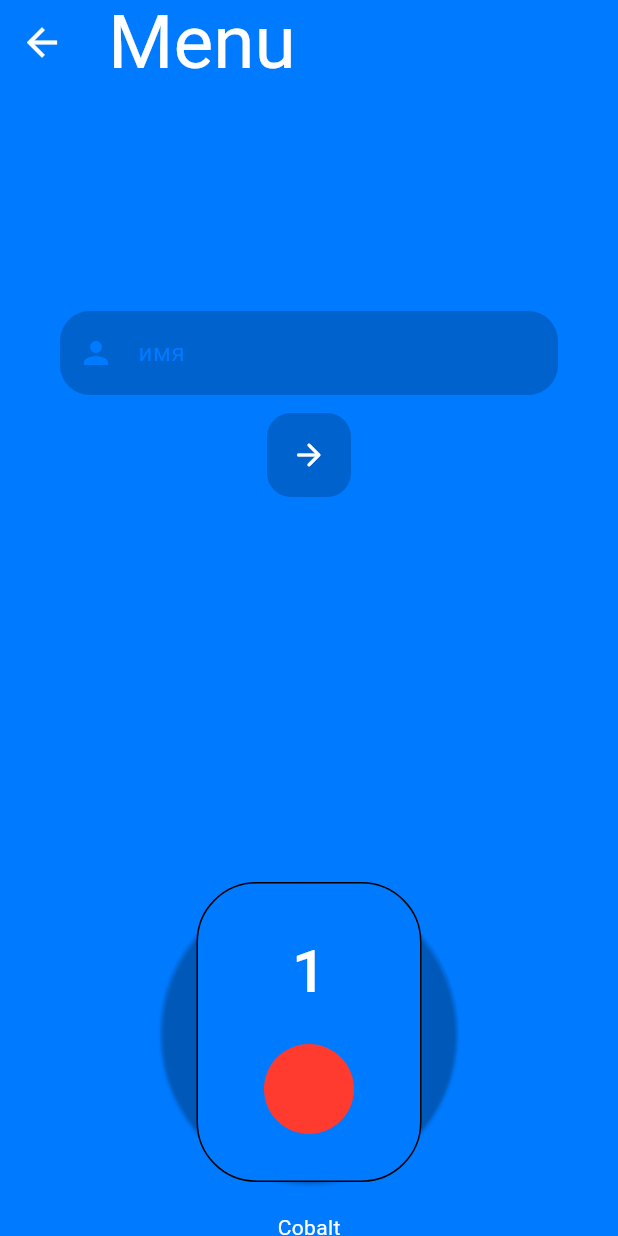
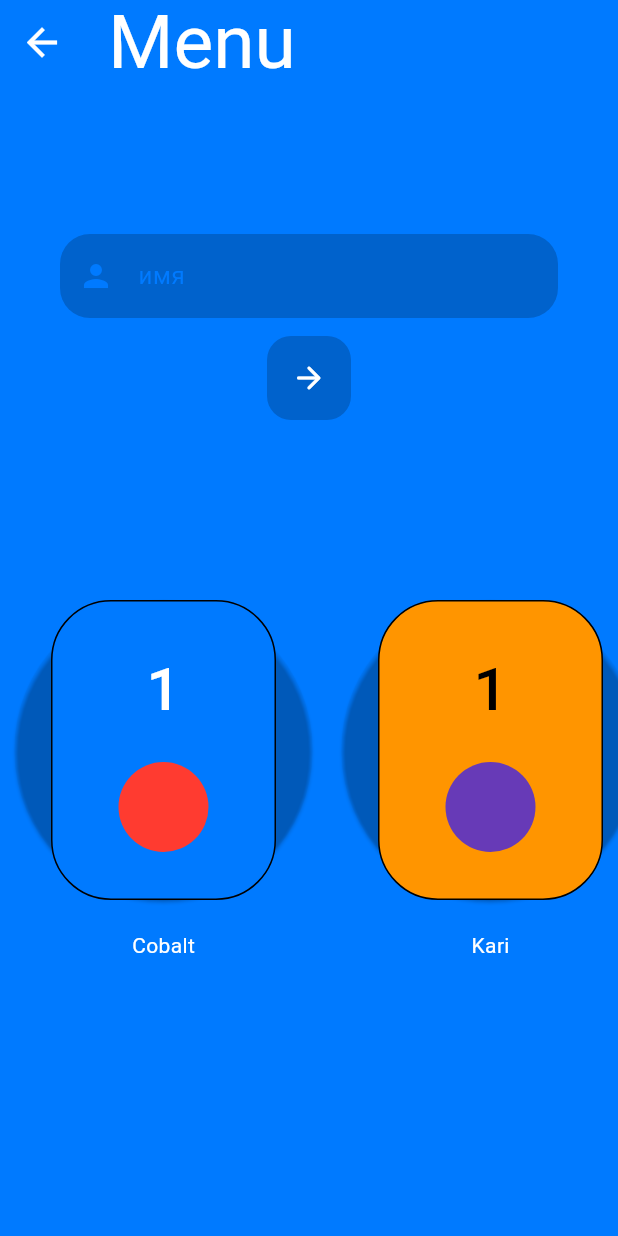
Before and after one commit to artemki2077/popit_new, a Flutter app: the screen it shows after launch, after a tap on the "menu" icon, on a phone screen of 412 x 824 dp. Run offline on Flutter 3.47's test engine with Material 3 defaults, Android fonts, the light colour scheme and no system bars; our stand-ins replace shared_preferences; accounts and stored records are empty.

Commit message:
add table in menu

```diff
--- a/lib/global.dart
+++ b/lib/global.dart
@@ -24,5 +24,6 @@ late int score;
 User? user;
 String? selectedThem = "Cobalt";
 Map thems = {
-  "Cobalt": {"text": CupertinoColors.white, "bg": CupertinoColors.link, "btn": CupertinoColors.destructiveRed, 'add': Colors.black}
+  "Cobalt": {"text": CupertinoColors.white, "bg": CupertinoColors.link,         "btn": CupertinoColors.destructiveRed, 'add': Colors.black},
+  "Kari":   {"text": CupertinoColors.black, "bg": CupertinoColors.systemOrange, "btn": Colors.deepPurple,              "add": Colors.deepPurple}
 };
--- a/lib/main.dart
+++ b/lib/main.dart
@@ -10,6 +10,7 @@ Future<void> main() async {
   global.prefs = await SharedPreferences.getInstance();
   global.selectedThem = global.prefs.getString('selectedThem');
   global.score = global.prefs.getInt('score') ?? 0;
+  global.prefs.clear();
 
 
   runApp(const MyApp());
@@ -79,7 +80,9 @@ class _MainPageState extends State<MainPage> {
                                 MaterialPageRoute(
                                     builder: (context) => const Menu()),
                               );
-                  HapticFeedback.lightImpact();
+                  setState(() {
+
+                  });
                 },
                 icon: Padding(
                   padding: const EdgeInsets.only(right: 10, bottom: 50),
--- a/lib/menu.dart
+++ b/lib/menu.dart
@@ -1,6 +1,5 @@
 import 'package:flutter/material.dart';
 import 'global.dart' as global;
-import 'package:flutter/services.dart';
 import 'online.dart';
 import 'themes.dart';
 
@@ -33,11 +32,12 @@ class _MenuState extends State<Menu> {
               fontSize: 50, color: global.thems[global.selectedThem]['text']),
         ),
       ),
-      body: const Center(
-        child: Column(children: [
-          Online(),
-          Spacer(),
-          Thems(),
+      body: Center(
+        child: ListView(
+          children: [
+            const Online(),
+            // const Spacer(),
+            Thems(stater: setState),
         ]),
       ),
     );
--- a/lib/models/User.dart
+++ b/lib/models/User.dart
@@ -25,4 +25,9 @@ class User{
       "score": score
     };
   }
+
+  @override
+  String toString() {
+    return 'User(id=$id, name=$name, score=$score)';
+  }
 }
--- a/lib/online.dart
+++ b/lib/online.dart
@@ -19,10 +19,16 @@ class _OnlineState extends State<Online> {
   String? state = '';
   bool? isValidForm;
   late String name;
-  late List<User> users;
+  List<User>? users;
 
-  Future<bool?> registration(String name) async {
-    print('start');
+  List leaderTextStyles = const [
+   TextStyle(color: Colors.yellow, fontWeight: FontWeight.w600),
+   TextStyle(color: Colors.grey, fontWeight: FontWeight.w600),
+   TextStyle(color: Colors.amber, fontWeight: FontWeight.w600),
+  ];
+
+  Future<void> registration(String name) async {
+    try{
       http.Response response = await http.get(Uri.https(
       'script.google.com',
       '/macros/s/AKfycbxC9XgKgEi-hlv59HZxmdXO1VwK2054wauOFuQMSi7wYylewjjenFxJ9gCdM_8TPHAG/exec',
@@ -35,20 +41,62 @@ class _OnlineState extends State<Online> {
     if (response.statusCode == 200) {
       String source = const Utf8Decoder().convert(response.bodyBytes);
       Map<String, dynamic> data = jsonDecode(source);
+      print(data);
       setState(() {
         global.prefs.setInt('id', data['id']);
         global.prefs.setString('name', data['name']);
+      });
+      await getAll();
 
+    }else{
+      // String source = const Utf8Decoder().convert(response.bodyBytes);
+      setState(() {
+        state = 'no_internet';
+      });
+    }
+    }catch(e){
+      print('req: $e');
+      setState(() {
+        state = 'no_internet';
+      });
+    }
+
+  }
+
+  Future<void> getAll() async{
+    // try{
+      http.Response response = await http.get(Uri.https(
+      'script.google.com',
+      '/macros/s/AKfycbxC9XgKgEi-hlv59HZxmdXO1VwK2054wauOFuQMSi7wYylewjjenFxJ9gCdM_8TPHAG/exec',
+      {
+        "type": "get",
+      }
+    ));
+
+    if (response.statusCode == 200) {
+      String source = const Utf8Decoder().convert(response.bodyBytes);
+      List data = jsonDecode(source);
+      users = data.map((e)=>User.fromJson(e)).toList();
+      users!.sort((a, b)=>b.score.compareTo(a.score));
+      print(users);
+      setState(() {
         state = 'table';
       });
 
     }else{
-      String source = const Utf8Decoder().convert(response.bodyBytes);
-      print(source);
-      print('status code');
-      print(response.statusCode);
+      print('no_else');
+      setState(() {
+        state = 'no_internet';
+      });
     }
-    return null;
+    // }catch(e){
+    //   print(e);
+    //   setState(() {
+    //     state = 'no_internet';
+    //   });
+    // }
+
+
   }
 
   @override
@@ -57,7 +105,12 @@ class _OnlineState extends State<Online> {
     if (global.prefs.getString('name') == null || global.prefs.getInt('id') == null) {
       state = 'reg';
     } else {
+      getAll();
+      if(users == null){
+        state = 'loading';
+      }else{
         state = 'table';
+      }
     }
     super.initState();
   }
@@ -66,10 +119,8 @@ class _OnlineState extends State<Online> {
   Widget build(BuildContext context) {
     switch (state) {
       case 'reg':
-        return Expanded(
-          flex: 5,
-          child: Container(
-            margin: const EdgeInsets.symmetric(horizontal: 40, vertical: 20),
+        return Container(
+          margin: const EdgeInsets.symmetric(horizontal: 40, vertical: 100),
           child: Form(
             key: formKey,
             child: Column(
@@ -106,6 +157,9 @@ class _OnlineState extends State<Online> {
                     onPressed: () {
                       HapticFeedback.lightImpact();
                       if(formKey.currentState!.validate()){
+                        setState(() {
+                          state = 'loading';
+                        });
                         registration(name);
                       }
 
@@ -121,18 +175,69 @@ class _OnlineState extends State<Online> {
               ],
             ),
           ),
+        );
+
+      case 'table':
+        return Center(
+            child: Padding(
+              padding: const EdgeInsets.symmetric(vertical: 50),
+              child: DataTable(
+                dataTextStyle: TextStyle(color: global.thems[global.selectedThem]['text'], fontWeight: FontWeight.w600),
+                dataRowHeight: 35,
+                columns:  [
+                  DataColumn(
+                    label: Text('№', style: TextStyle(color: global.thems[global.selectedThem]['text']))
+                  ),
+                  DataColumn(
+                    label: Text('Name', style: TextStyle(color: global.thems[global.selectedThem]['text']))
+                  ),
+                  DataColumn(
+                    label: Text('Score', style: TextStyle(color: global.thems[global.selectedThem]['text']))
+                  ),
+                ],
+                rows:  [
+                  for(int i = 0;i<=5;i++)
+                    if(i <= 2)
+                      DataRow(cells:[
+                        DataCell(Text((i + 1).toString(), style: leaderTextStyles[i],)),
+                        DataCell(Text(users![i].name.toString(), style: leaderTextStyles[i],)),
+                        DataCell(Text(users![i].score.toString(), style: leaderTextStyles[i],)),
+                      ])
+                    else
+                      DataRow(cells:[
+                        DataCell(Text((i + 1).toString())),
+                        DataCell(Text(users![i].name.toString())),
+                        DataCell(Text(users![i].score.toString())),
+                      ]),
+                ]
+              ),
             ),
         );
-      case 'table':
-        return const Expanded(
-          flex: 3,
+      case "loading":
+        return Padding(
+          padding: EdgeInsets.symmetric(vertical: MediaQuery.of(context).size.height / 5),
           child: Center(
-            child: Text("data"),
-          )
+            child: CircularProgressIndicator(
+              color: global.thems[global.selectedThem]['btn'],
+            ),
+          ),
+        );
+      case "no_internet":
+        return Padding(
+          padding: EdgeInsets.symmetric(vertical: MediaQuery.of(context).size.height / 5),
+          child: Center(
+            child: Text(
+              'NO INTERNET :(',
+              style: TextStyle(
+                color: global.thems[global.selectedThem]['text'],
+                fontSize: 20,
+                fontWeight: FontWeight.w600
+              ),)
+          ),
         );
       default:
-        return Expanded(
-          flex: 3,
+        return Padding(
+          padding: EdgeInsets.symmetric(vertical: MediaQuery.of(context).size.height / 5),
           child: Center(
             child: CircularProgressIndicator(
               color: global.thems[global.selectedThem]['btn'],
--- a/lib/themes.dart
+++ b/lib/themes.dart
@@ -3,7 +3,8 @@ import 'package:flutter/services.dart';
 import 'global.dart' as global;
 
 class Thems extends StatefulWidget {
-  const Thems({super.key});
+  final stater;
+  const Thems({super.key, required this.stater});
 
   @override
   State<Thems> createState() => _ThemsState();
@@ -17,6 +18,7 @@ class _ThemsState extends State<Thems> {
       res.add(Them(
         name: key,
         index: i,
+        stater: widget.stater,
       ));
     });
     return res;
@@ -24,13 +26,10 @@ class _ThemsState extends State<Thems> {
 
   @override
   Widget build(BuildContext context) {
-    return Expanded(
-      flex: 3,
-      child: SingleChildScrollView(
-        scrollDirection: Axis.horizontal,
-        child: Row(
-          children: generateThems(),
-        ),
+    return SingleChildScrollView(
+      scrollDirection: Axis.horizontal,
+      child: Row(
+        children: generateThems(),
       ),
     );
   }
@@ -39,7 +38,8 @@ class _ThemsState extends State<Thems> {
 class Them extends StatefulWidget {
   final name;
   final index;
-  const Them({super.key, required this.name, required this.index});
+  final stater;
+  const Them({super.key, required this.name, required this.index, required this.stater});
 
   @override
   State<Them> createState() => _ThemState();
@@ -63,11 +63,11 @@ class _ThemState extends State<Them> {
                           borderRadius: BorderRadius.circular(100))),
                   onPressed: () {
                     HapticFeedback.lightImpact();
-                    global.selectedThem = name;
-                    setState(() {
-                      global.prefs
-                          .setString("selectedThem", global.selectedThem!);
-                    });
+
+                    widget.stater((){
+                        global.selectedThem = name;
+                      global.prefs.setString("selectedThem", global.selectedThem!);
+                      });
                   },
                   child: Container(
                       width: 150,
@@ -100,7 +100,7 @@ class _ThemState extends State<Them> {
           Text(
             name,
             style: TextStyle(
-              color: global.thems[name]['text'],
+              color: global.thems[global.selectedThem]['text'],
             ),
           ),
         ],
```
Lines whose indentation alone changed are shown as unchanged.
